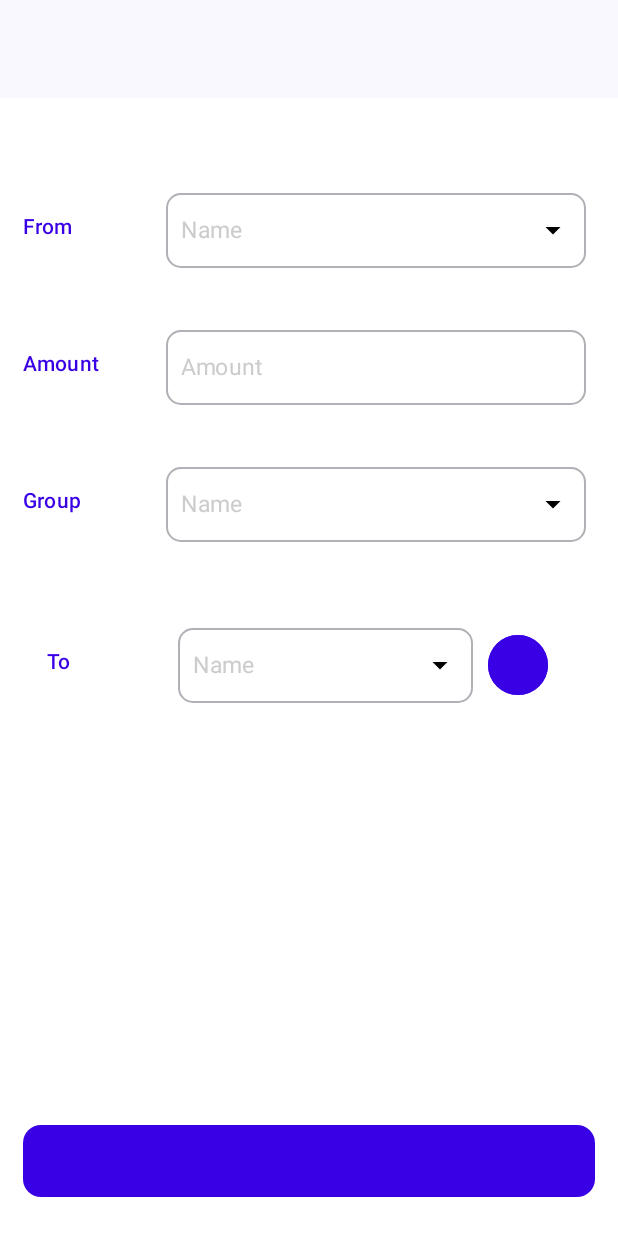
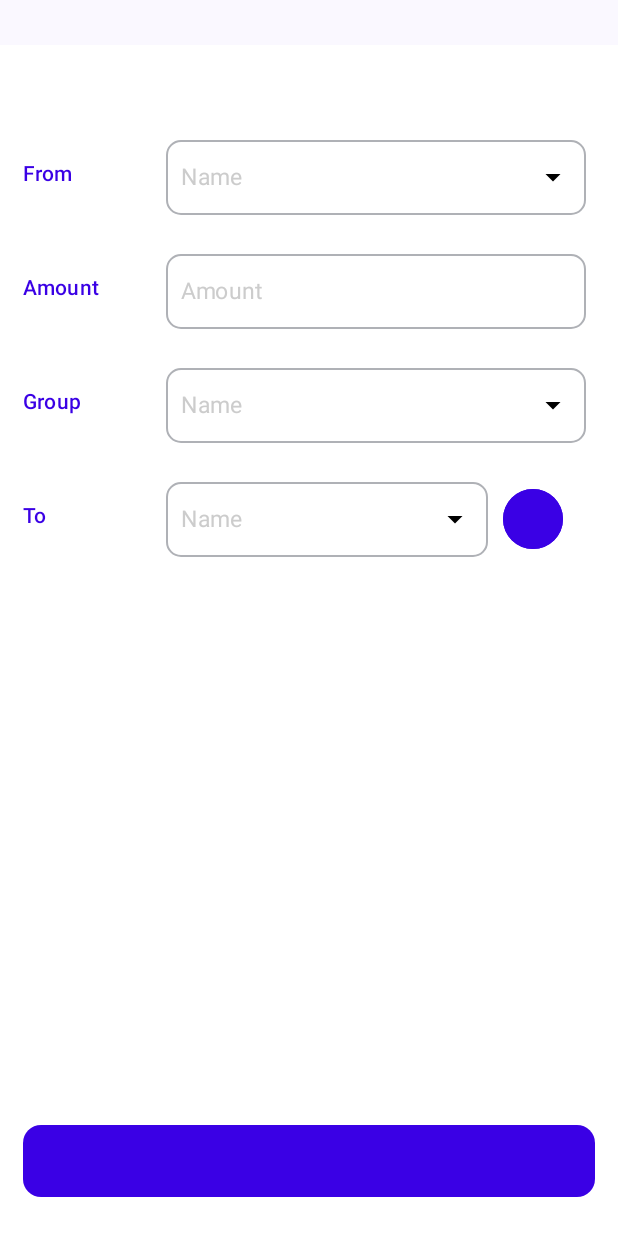
Before and after one commit to saba-ramezani/MyWePay, an Android app built with Jetpack Compose: the composable AddExpenseScreen shown on its own in the app's theme, after a tap on "Navigation Icon", on a phone screen of 412 x 824 dp. Run offline under Robolectric (Android 15) with nearby library versions, the phone set to English and light mode, and no system bars.

Commit message:
made some changes in userInputs list

```diff
--- a/app/src/main/java/com/example/wepay/screens/AddExpenseScreen.kt
+++ b/app/src/main/java/com/example/wepay/screens/AddExpenseScreen.kt
@@ -9,6 +9,7 @@ import androidx.compose.foundation.layout.Box
 import androidx.compose.foundation.layout.Column
 import androidx.compose.foundation.layout.Row
 import androidx.compose.foundation.layout.Spacer
+import androidx.compose.foundation.layout.fillMaxHeight
 import androidx.compose.foundation.layout.fillMaxSize
 import androidx.compose.foundation.layout.fillMaxWidth
 import androidx.compose.foundation.layout.height
@@ -442,7 +443,7 @@ private fun ToNameField(modifier: Modifier = Modifier) {
     Column(
         modifier = modifier
             .fillMaxSize()
-            .padding(16.dp)
+            .padding(0.dp)
     ) {
         Row(
             horizontalArrangement = Arrangement.spacedBy(0.dp, Alignment.CenterHorizontally),
@@ -473,7 +474,7 @@ private fun ToNameField(modifier: Modifier = Modifier) {
                     modifier = Modifier
                         .fillMaxWidth(0.75F)
                 ) {
-                    val toNames = listOf("Saba", "Hiva", "Ali")
+                    val toNames = listOf("Saba", "Hiva", "Ali", "Reza", "Sara", "Maryam", "Amir", "Iman", "Mehdi")
 
                     ToNameDropdown(
                         modifier = Modifier,
@@ -489,7 +490,7 @@ private fun ToNameField(modifier: Modifier = Modifier) {
                         .fillMaxWidth()
                 ) {
                     AddToNameButton(onClick = {
-                        if (selectedToName.isNotEmpty()) {
+                        if (selectedToName.isNotEmpty() && !userInputs.contains(selectedToName)) {
                             userInputs = userInputs.toMutableList() + selectedToName
                             toNameFields = toNameFields.toMutableList() + TextFieldState()
                         }
@@ -501,7 +502,8 @@ private fun ToNameField(modifier: Modifier = Modifier) {
         LazyColumn(
             modifier = Modifier
                 .fillMaxWidth()
-                .height(150.dp)
+                .height(220.dp)
+                .padding(top = 10.dp)
         ) {
             items(userInputs) { userInput ->
                 Row(
@@ -510,7 +512,7 @@ private fun ToNameField(modifier: Modifier = Modifier) {
                     modifier = Modifier
                         .fillMaxWidth()
                         .height(40.dp)
-                        .background(color = Color(0xFFcbc3e0))
+                        .background(color = Color(0xFFdcd8e8))
                 ) {
                     Icon(
                         imageVector = Icons.Default.Person,
@@ -556,7 +558,7 @@ private fun AddExpenseForm(
     AmountState : TextFieldState = remember { TextFieldState()},
     GroupNameState : TextFieldState = remember { TextFieldState()}) {
     Column(
-        verticalArrangement = Arrangement.spacedBy(15.dp, Alignment.Top),
+        verticalArrangement = Arrangement.spacedBy(0.dp, Alignment.Top),
         horizontalAlignment = Alignment.End,
     ) {
         FromNameField(FromNameState = FromNameState)
@@ -572,7 +574,10 @@ private fun AddExpenseButton(modifier: Modifier = Modifier, onAddClick: () -> Un
 
     Spacer(modifier = Modifier
         .fillMaxWidth()
-        .height(20.dp))
+        .height(20.dp)
+        .background(color = Color.White)
+    )
+
 
     Button(
         onClick = { onAddClick()} ,
@@ -641,7 +646,7 @@ fun AddExpenseScreen(
     Surface(
         modifier = Modifier
             .fillMaxSize()
-            .padding(top = 65.dp)
+            .padding(top = 30.dp)
             .background(color = Color.White),
         color = Color.White,
     ) {
```
